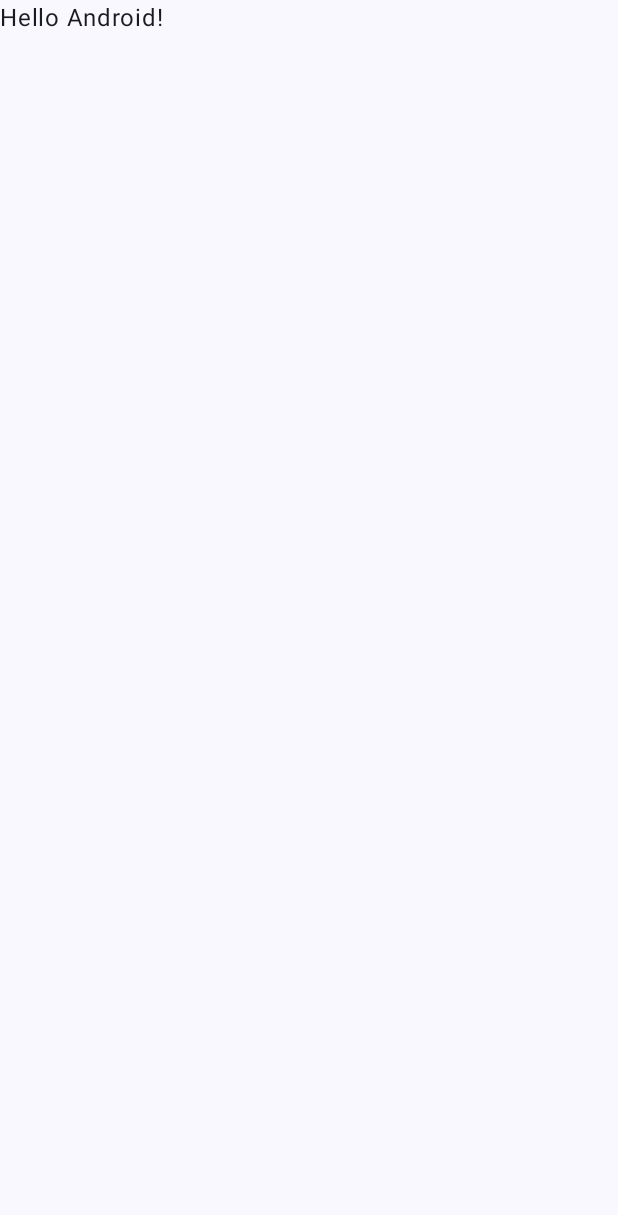
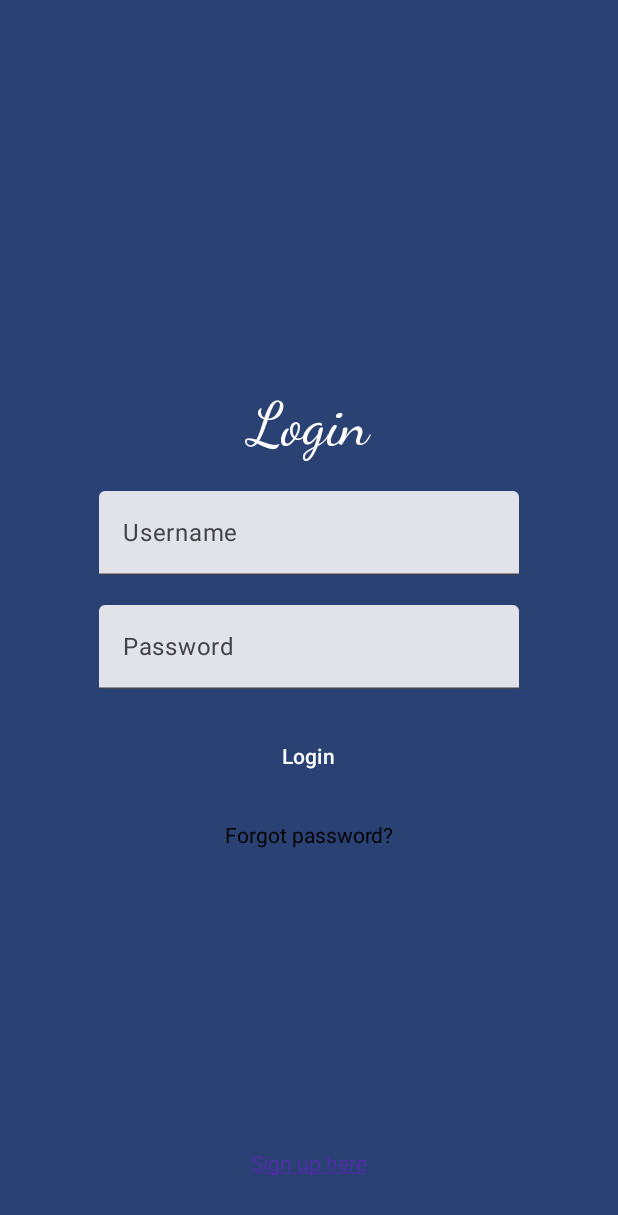
Before and after one commit to FabianoSouzaPereira/alerta_financeiro, an Android app built with Jetpack Compose: the screen it shows after launch (MainActivity before the commit, LoginActivity after it), on a phone screen of 412 x 824 dp. Before the commit the part shown is almost empty. Shown: the top 1215 px of the screen. Run offline under Robolectric (Android 15) with nearby library versions, the phone set to English and light mode, and no system bars.

Commit message:
Second commit

```diff
--- /dev/null
+++ b/app/src/main/java/com/fabianospdev/alertafinanceiro/Routes.kt
@@ -0,0 +1,6 @@
+package com.fabianospdev.alertafinanceiro
+
+sealed class Routes(val route: String) {
+    object Main : Routes("MainActivity")
+    object Login : Routes("LoginActivity")
+}
--- /dev/null
+++ b/app/src/main/java/com/fabianospdev/alertafinanceiro/ui/NaveScreens.kt
@@ -0,0 +1,23 @@
+package com.fabianospdev.alertafinanceiro.ui
+
+import androidx.compose.runtime.Composable
+import androidx.navigation.compose.NavHost
+import androidx.navigation.compose.composable
+import androidx.navigation.compose.rememberNavController
+import com.fabianospdev.alertafinanceiro.Routes
+import com.fabianospdev.alertafinanceiro.ui.login.LoginPage
+import com.fabianospdev.alertafinanceiro.ui.main.MainPage
+
+@Composable
+fun NaveScreens(name: String?) {
+    val navController = rememberNavController()
+
+    NavHost(navController = navController, startDestination = Routes.Login.route) {
+        composable(Routes.Main.route) {
+            MainPage(navController = navController)
+        }
+        composable(Routes.Login.route) {
+            LoginPage(navController = navController)
+        }
+    }
+}
--- /dev/null
+++ b/app/src/main/java/com/fabianospdev/alertafinanceiro/ui/login/LoginActivity.kt
@@ -0,0 +1,28 @@
+package com.fabianospdev.alertafinanceiro.ui.login
+
+import android.os.Bundle
+import androidx.activity.ComponentActivity
+import androidx.activity.compose.setContent
+import androidx.compose.foundation.layout.fillMaxSize
+import androidx.compose.material3.MaterialTheme
+import androidx.compose.material3.Surface
+import androidx.compose.ui.Modifier
+import com.fabianospdev.alertafinanceiro.ui.NaveScreens
+import com.fabianospdev.alertafinanceiro.ui.theme.AlertaFinanceiroTheme
+
+class LoginActivity: ComponentActivity() {
+    override fun onCreate(savedInstanceState: Bundle?) {
+        super.onCreate(savedInstanceState)
+        setContent {
+            AlertaFinanceiroTheme {
+                // A surface container using the 'background' color from the theme
+                Surface(
+                    modifier = Modifier.fillMaxSize(),
+                    color = MaterialTheme.colorScheme.primary
+                ) {
+                    NaveScreens("Login")
+                }
+            }
+        }
+    }
+}
--- /dev/null
+++ b/app/src/main/java/com/fabianospdev/alertafinanceiro/ui/login/ScreenLogin.kt
@@ -0,0 +1,116 @@
+package com.fabianospdev.alertafinanceiro.ui.login
+
+import androidx.compose.foundation.background
+import androidx.compose.foundation.layout.*
+import androidx.compose.foundation.shape.RoundedCornerShape
+import androidx.compose.foundation.text.ClickableText
+import androidx.compose.foundation.text.KeyboardOptions
+import androidx.compose.material3.Button
+import androidx.compose.material3.ExperimentalMaterial3Api
+import androidx.compose.material3.Text
+import androidx.compose.material3.TextField
+import androidx.compose.runtime.Composable
+import androidx.compose.runtime.mutableStateOf
+import androidx.compose.runtime.remember
+import androidx.compose.ui.Alignment
+import androidx.compose.ui.Modifier
+import androidx.compose.ui.graphics.Color
+import androidx.compose.ui.text.AnnotatedString
+import androidx.compose.ui.text.TextStyle
+import androidx.compose.ui.text.font.FontFamily
+import androidx.compose.ui.text.input.KeyboardType
+import androidx.compose.ui.text.input.PasswordVisualTransformation
+import androidx.compose.ui.text.input.TextFieldValue
+import androidx.compose.ui.text.style.TextDecoration
+import androidx.compose.ui.tooling.preview.Preview
+import androidx.compose.ui.unit.dp
+import androidx.compose.ui.unit.sp
+import androidx.navigation.NavHostController
+import com.fabianospdev.alertafinanceiro.ui.NaveScreens
+import com.fabianospdev.alertafinanceiro.ui.theme.AlertaFinanceiroTheme
+import com.fabianospdev.alertafinanceiro.ui.theme.Purple700
+
+@OptIn(ExperimentalMaterial3Api::class)
+@Composable
+fun LoginPage(navController: NavHostController) {
+
+    Column(
+        modifier = Modifier
+            .fillMaxWidth()
+            .fillMaxHeight(2f)
+            .background(color = Color.Transparent),
+        verticalArrangement = Arrangement.Center,
+        horizontalAlignment = Alignment.CenterHorizontally
+    ) {
+
+        val username = remember { mutableStateOf(TextFieldValue()) }
+        val password = remember { mutableStateOf(TextFieldValue()) }
+
+        Text(
+            text = "Login",
+            style = TextStyle(fontSize = 40.sp, fontFamily = FontFamily.Cursive)
+        )
+
+        Spacer(modifier = Modifier.height(20.dp))
+        TextField(
+            label = { Text(text = "Username") },
+            value = username.value,
+            onValueChange = { username.value = it })
+
+        Spacer(modifier = Modifier.height(20.dp))
+        TextField(
+            label = { Text(text = "Password") },
+            value = password.value,
+            visualTransformation = PasswordVisualTransformation(),
+            keyboardOptions = KeyboardOptions(keyboardType = KeyboardType.Password),
+            onValueChange = { password.value = it })
+
+        Spacer(modifier = Modifier.height(20.dp))
+        Box(modifier = Modifier.padding(40.dp, 0.dp, 40.dp, 0.dp)) {
+            Button(
+                onClick = { },
+                shape = RoundedCornerShape(50.dp),
+                modifier = Modifier
+                    .fillMaxWidth()
+                    .height(50.dp)
+            ) {
+                Text(text = "Login")
+            }
+        }
+
+        Spacer(modifier = Modifier.height(20.dp))
+        ClickableText(
+            text = AnnotatedString("Forgot password?"),
+            onClick = { },
+            style = TextStyle(
+                fontSize = 14.sp,
+                fontFamily = FontFamily.Default
+            )
+        )
+
+    }
+    Box(modifier = Modifier.fillMaxWidth().fillMaxHeight(1f)) {
+        ClickableText(
+            text = AnnotatedString("Sign up here"),
+            modifier = Modifier
+                .align(Alignment.BottomCenter)
+                .padding(40.dp),
+            onClick = { },
+            style = TextStyle(
+                fontSize = 14.sp,
+                fontFamily = FontFamily.Default,
+                textDecoration = TextDecoration.Underline,
+                color = Purple700
+            )
+        )
+    }
+
+}
+
+@Preview(showBackground = true)
+@Composable
+private fun DefaultPreview() {
+    AlertaFinanceiroTheme {
+        NaveScreens("Login")
+    }
+}
--- a/app/src/main/java/com/fabianospdev/alertafinanceiro/MainActivity.kt
+++ b/app/src/main/java/com/fabianospdev/alertafinanceiro/ui/main/MainActivity.kt
@@ -1,43 +1,42 @@
-package com.fabianospdev.alertafinanceiro
+package com.fabianospdev.alertafinanceiro.ui.main
 
+import android.content.Intent
 import android.os.Bundle
 import androidx.activity.ComponentActivity
 import androidx.activity.compose.setContent
 import androidx.compose.foundation.layout.fillMaxSize
 import androidx.compose.material3.MaterialTheme
 import androidx.compose.material3.Surface
-import androidx.compose.material3.Text
 import androidx.compose.runtime.Composable
 import androidx.compose.ui.Modifier
-import androidx.compose.ui.tooling.preview.Preview
+import com.fabianospdev.alertafinanceiro.ui.NaveScreens
+import com.fabianospdev.alertafinanceiro.ui.login.LoginActivity
 import com.fabianospdev.alertafinanceiro.ui.theme.AlertaFinanceiroTheme
 
 class MainActivity : ComponentActivity() {
     override fun onCreate(savedInstanceState: Bundle?) {
         super.onCreate(savedInstanceState)
+        var Logged = false
         setContent {
             AlertaFinanceiroTheme {
                 // A surface container using the 'background' color from the theme
                 Surface(
                     modifier = Modifier.fillMaxSize(),
-                    color = MaterialTheme.colorScheme.background
+                    color = MaterialTheme.colorScheme.primary
                 ) {
-                    Greeting("Android")
+                    if(Logged){
+                        NaveScreens("Login")
+                    }else {
+                        ShowAddForm()
+                    }
                 }
             }
         }
+
+    }
+
+    @Composable
+    private fun ShowAddForm() {
+        startActivity(Intent(this, LoginActivity::class.java))
     }
 }
-
-@Composable
-fun Greeting(name: String) {
-    Text(text = "Hello $name!")
-}
-
-@Preview(showBackground = true)
-@Composable
-fun DefaultPreview() {
-    AlertaFinanceiroTheme {
-        Greeting("Android")
-    }
-}
--- a/app/src/main/java/com/fabianospdev/alertafinanceiro/ui/theme/Color.kt
+++ b/app/src/main/java/com/fabianospdev/alertafinanceiro/ui/theme/Color.kt
@@ -9,3 +9,4 @@ val Pink80 = Color(0xFFEFB8C8)
 val Purple40 = Color(0xFF6650a4)
 val PurpleGrey40 = Color(0xFF625b71)
 val Pink40 = Color(0xFF7D5260)
+val Purple700 = Color(0xFF512DA8)
```
Also changed, not shown: app/build.gradle (+5 -2 lines), app/src/main/AndroidManifest.xml (+6 -1 lines), app/src/main/java/com/fabianospdev/alertafinanceiro/ui/main/ScreenMain.kt (added, +22 -0 lines), app/src/main/res/values/colors.xml (+1 -9 lines).
